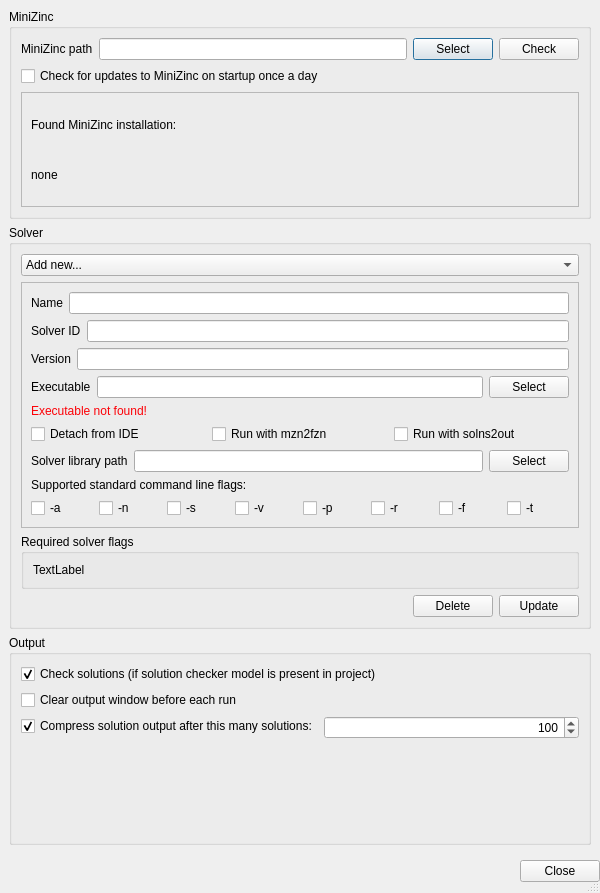
The window that MiniZincIDE/solverdialog.ui (MiniZinc/MiniZincIDE) describes before a commit, drawn with Qt 5.
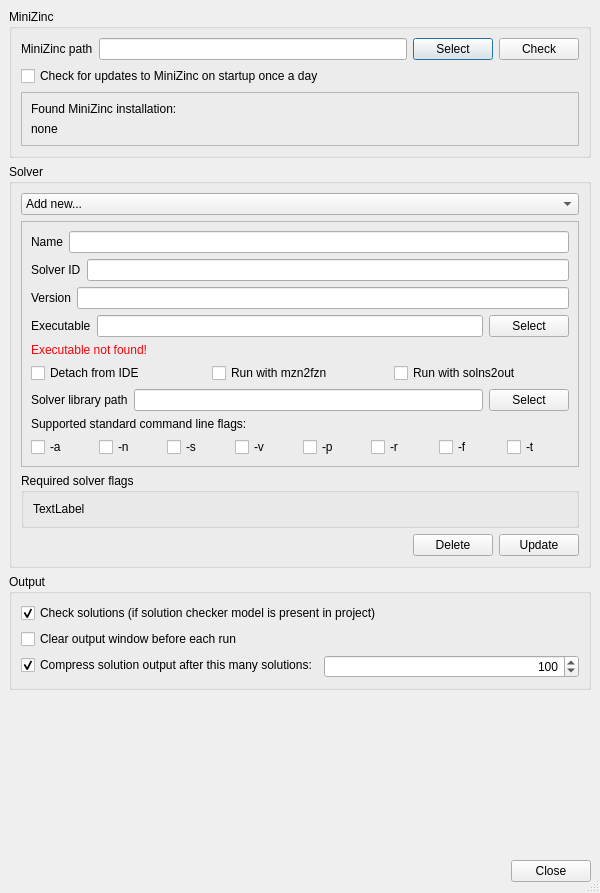
The same window after the commit.

Commit message: Fix margin of buttons on solver dialog

```diff
--- a/MiniZincIDE/solverdialog.ui
+++ b/MiniZincIDE/solverdialog.ui
@@ -501,10 +501,32 @@
          </layout>
         </widget>
        </item>
+       <item>
+        <spacer name="verticalSpacer">
+         <property name="orientation">
+          <enum>Qt::Vertical</enum>
+         </property>
+         <property name="sizeHint" stdset="0">
+          <size>
+           <width>20</width>
+           <height>40</height>
+          </size>
+         </property>
+        </spacer>
+       </item>
       </layout>
      </widget>
     </widget>
    </item>
+   <item>
+    <widget class="QWidget" name="widget" native="true">
+     <layout class="QHBoxLayout" name="horizontalLayout_15">
+      <property name="topMargin">
+       <number>0</number>
+      </property>
+      <property name="bottomMargin">
+       <number>0</number>
+      </property>
    <item>
     <widget class="QDialogButtonBox" name="buttonBox">
      <property name="orientation">
@@ -513,6 +535,9 @@
      <property name="standardButtons">
       <set>QDialogButtonBox::Close</set>
      </property>
+       </widget>
+      </item>
+     </layout>
     </widget>
    </item>
   </layout>
```
Lines whose indentation alone changed are shown as unchanged.
